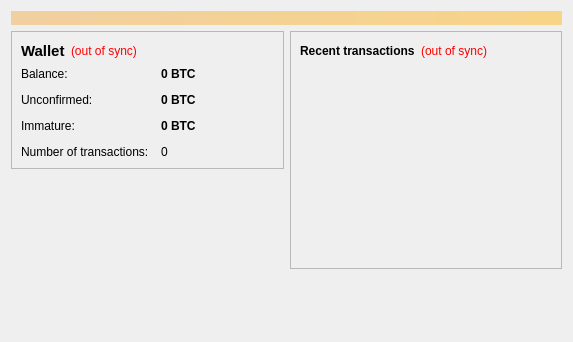
First picture: the form in src/qt/forms/overviewpage.ui, repository raffermeko/bitcoin, before the edit.
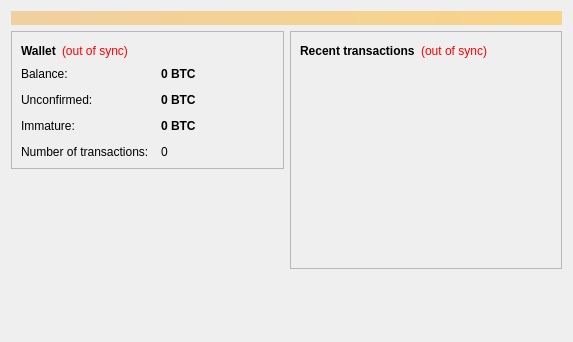
Second picture: the form after the edit.

Commit message: Don't specify a point size for "Wallet"

Diff of the .ui file:
```diff
--- a/src/qt/forms/overviewpage.ui
+++ b/src/qt/forms/overviewpage.ui
@@ -49,7 +49,6 @@
              <widget class="QLabel" name="label_5">
               <property name="font">
                <font>
-                <pointsize>11</pointsize>
                 <weight>75</weight>
                 <bold>true</bold>
                </font>
```
